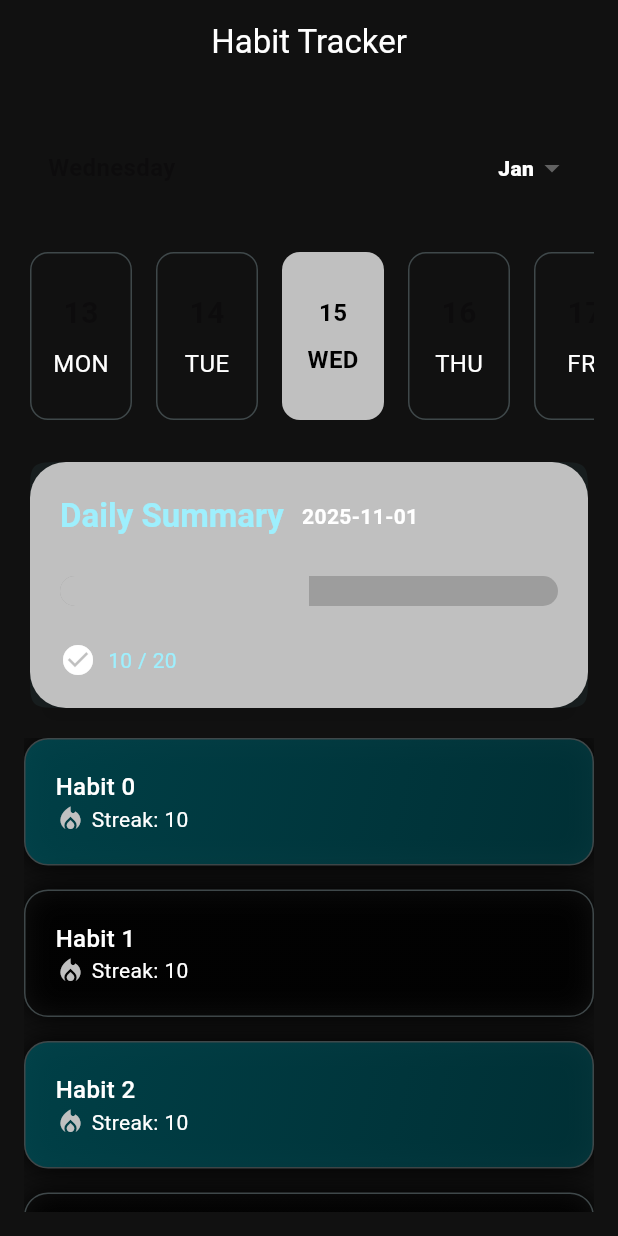
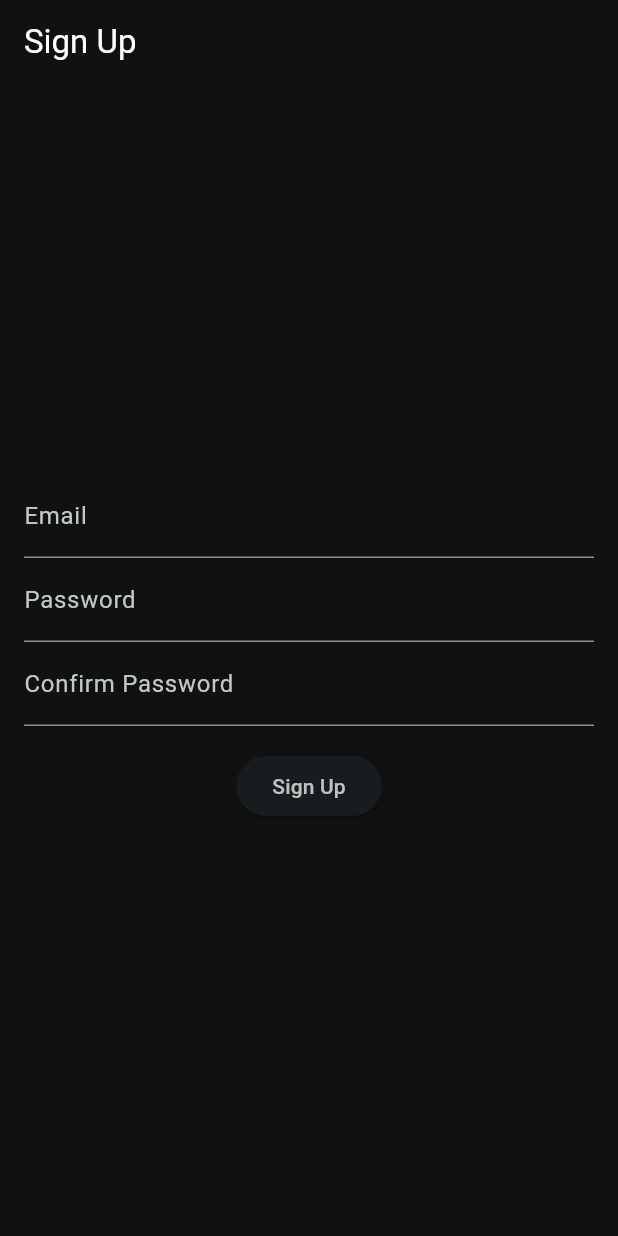
Before and after one commit to winifredubom/Habit-Tracker, a Flutter app: the screen it shows after launch, on a phone screen of 412 x 824 dp. Run offline on Flutter 3.47's test engine with Material 3 defaults, Android fonts, the phone set to English and light mode, and no system bars; drawn by our look-alikes of easy_date_timeline; our stand-ins replace firebase_core, flex_color_scheme, flutter_riverpod; accounts and stored records are empty.

Commit message:
firebase auth

```diff
--- a/lib/main.dart
+++ b/lib/main.dart
@@ -4,6 +4,7 @@ import 'package:flutter/material.dart';
 import 'package:flutter_riverpod/flutter_riverpod.dart';
 import 'package:habit_tracker/firebase_options.dart';
 import 'package:habit_tracker/modules/screens/home/home_page.dart';
+import 'package:habit_tracker/modules/screens/onboarding/auth_page.dart';
 
 void main() async {
    WidgetsFlutterBinding.ensureInitialized();
@@ -26,7 +27,7 @@ class MyApp extends StatelessWidget {
       debugShowCheckedModeBanner: false,
       darkTheme: FlexThemeData.dark(scheme: FlexScheme.cyanM3),
       themeMode: ThemeMode.dark,
-      home: const HomePage(),
+      home:  AuthPage(isSignUp: true,),
     );
   }
 }
--- a/lib/modules/screens/home/home_page.dart
+++ b/lib/modules/screens/home/home_page.dart
@@ -3,11 +3,6 @@ import 'package:flutter_riverpod/flutter_riverpod.dart';
 import 'package:habit_tracker/modules/screens/components/daily_summary_card.dart';
 import 'package:habit_tracker/modules/screens/components/habit_card_lisr.dart';
 import 'package:habit_tracker/modules/screens/components/timeline_view.dart';
-import 'package:flutter/material.dart';
-import 'package:habit_tracker/modules/screens/components/daily_summary_card.dart';
-import 'package:habit_tracker/modules/screens/components/habit_card_lisr.dart';
-import 'package:habit_tracker/modules/screens/components/timeline_view.dart';
-import 'package:flutter_riverpod/flutter_riverpod.dart';
 
 final selectedDateProvider = StateProvider<DateTime>((ref) => DateTime.now());
 
--- /dev/null
+++ b/lib/modules/screens/onboarding/auth_page.dart
@@ -0,0 +1,71 @@
+import 'package:flutter/material.dart';
+import 'package:flutter_riverpod/flutter_riverpod.dart';
+
+final authLoadingProvider = StateProvider<bool>((ref) => false);
+final authErrorProvider = StateProvider<String?>((ref) => null);
+
+class AuthPage extends StatelessWidget {
+  final bool isSignUp;
+
+   AuthPage({required this.isSignUp});
+
+  @override
+  Widget build(BuildContext context) {
+    return Scaffold(
+      appBar: AppBar(title: Text(isSignUp ? 'Sign Up' : 'Sign In')),
+      body: Padding(
+        padding: const EdgeInsets.all(16.0),
+        child: Column(
+          mainAxisAlignment: MainAxisAlignment.center,
+          children: [
+           const  TextField(
+              decoration: InputDecoration(labelText: 'Email'),
+              keyboardType: TextInputType.emailAddress,
+            ),
+           const  TextField(
+              decoration: InputDecoration(labelText: 'Password'),
+              obscureText: true,
+            ),
+            if (isSignUp)
+             const  TextField(
+                decoration: InputDecoration(labelText: 'Confirm Password'),
+                obscureText: true,
+              ),
+            const SizedBox(height: 16),
+            Consumer(builder: (context, ref, _) {
+              final isLoading = ref.watch(authLoadingProvider);
+
+              return ElevatedButton(
+                onPressed: isLoading
+                    ? null
+                    : () {
+                        if (isSignUp) {
+                        } else {
+                        }
+                      },
+                child: isLoading
+                    ? const CircularProgressIndicator(color: Colors.white)
+                    : Text(isSignUp ? 'Sign Up' : 'Sign In'),
+              );
+            }),
+           const  SizedBox(height: 16),
+            Consumer(builder: (context, ref, _) {
+              final error = ref.watch(authErrorProvider);
+
+              return error != null
+                  ? Text(error, style: const TextStyle(color: Colors.red))
+                  : const SizedBox.shrink();
+            }),
+            if (!isSignUp)
+              TextButton(
+                onPressed: () {
+                  // Trigger forgot password logic
+                },
+                child:const Text('Forgot Password?'),
+              ),
+          ],
+        ),
+      ),
+    );
+  }
+}
```
Also changed, not shown: lib/modules/screens/onboarding/sign_in_page.dart (deleted), lib/modules/screens/onboarding/sign_up_page.dart (deleted), 1 other file.
